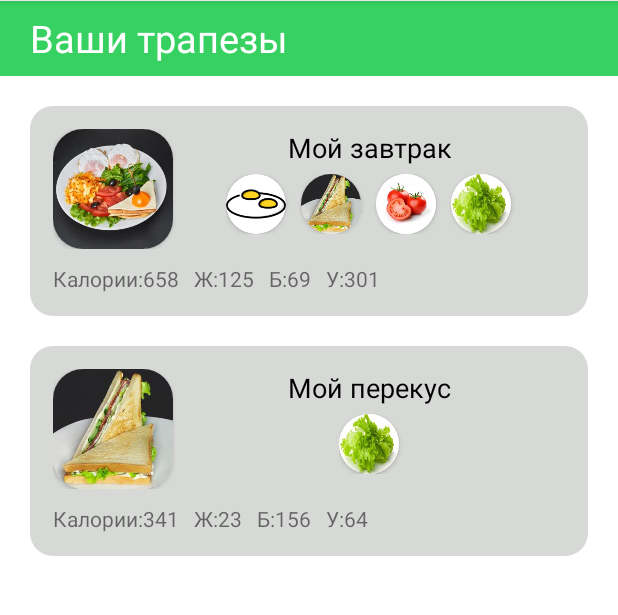
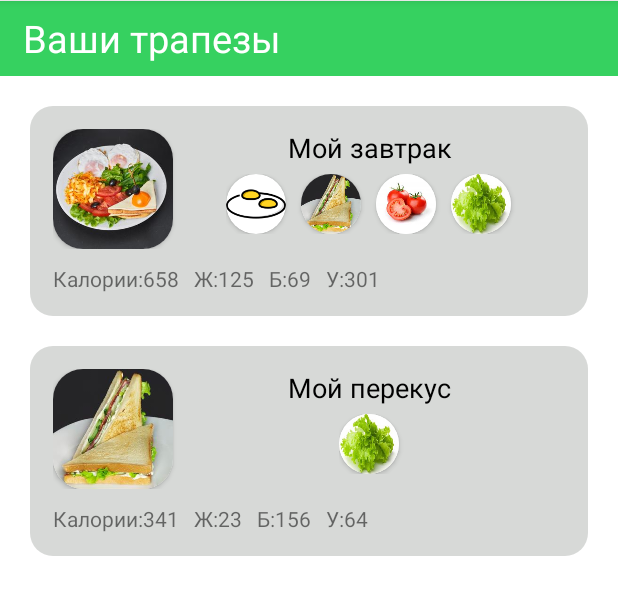
Before and after one commit to Ibarsuk/meal-builder, an Android app: the screen it shows after launch (MainActivity), on a phone screen of 412 x 824 dp, the part 84-699 px from its top. Run offline under Robolectric (Android 15) with nearby library versions, the phone set to English and light mode, and no system bars.

Commit message:
added dimensions resources

```diff
--- a/app/src/main/AndroidManifest.xml
+++ b/app/src/main/AndroidManifest.xml
@@ -13,8 +13,7 @@
         tools:targetApi="31">
         <activity
             android:name=".MealEdit"
-            android:exported="false" >
-        </activity>
+            android:exported="false" />
         <activity
             android:name=".MainActivity"
             android:exported="true">
--- a/app/src/main/res/layout/activity_main.xml
+++ b/app/src/main/res/layout/activity_main.xml
@@ -1,35 +1,44 @@
 <?xml version="1.0" encoding="utf-8"?>
-<androidx.constraintlayout.widget.ConstraintLayout xmlns:android="http://schemas.android.com/apk/res/android"
+<androidx.constraintlayout.widget.ConstraintLayout
+    xmlns:android="http://schemas.android.com/apk/res/android"
     xmlns:app="http://schemas.android.com/apk/res-auto"
     xmlns:tools="http://schemas.android.com/tools"
     android:layout_width="match_parent"
     android:layout_height="match_parent"
     tools:context=".MainActivity">
 
-    <TextView
-        android:id="@+id/textView"
+    <RelativeLayout
+        android:id="@+id/header"
         android:layout_width="match_parent"
-        android:layout_height="50dp"
-        android:background="@color/main"
-        android:gravity="center_vertical"
-        android:paddingStart="20dp"
-        android:text="@string/user_meals_title"
-        android:textColor="@color/white"
-        android:textSize="25sp"
         app:layout_constraintBottom_toBottomOf="parent"
         app:layout_constraintEnd_toEndOf="parent"
         app:layout_constraintHorizontal_bias="0.0"
         app:layout_constraintStart_toStartOf="parent"
         app:layout_constraintTop_toTopOf="parent"
         app:layout_constraintVertical_bias="0.001"
-        tools:ignore="RtlSymmetry" />
+        tools:ignore="RtlSymmetry"
+        android:background="@color/main"
+        android:layout_height="50dp"
+        android:paddingHorizontal="@dimen/big_margin">
+
+        <TextView
+            android:layout_height="wrap_content"
+            android:layout_centerVertical="true"
+            android:id="@+id/textView"
+            android:layout_alignParentStart="true"
+            android:layout_width="match_parent"
+            android:text="@string/user_meals_title"
+            android:textColor="@color/white"
+            android:textSize="25sp" />
+    </RelativeLayout>
+
 
     <ScrollView
         app:layout_constrainedHeight="true"
         android:layout_width="match_parent"
         android:layout_height="wrap_content"
         app:layout_constraintBottom_toTopOf="@+id/linearLayout"
-        app:layout_constraintTop_toBottomOf="@+id/textView"
+        app:layout_constraintTop_toBottomOf="@+id/header"
         app:layout_constraintVertical_bias="0.0"
         tools:layout_editor_absoluteX="0dp">
 
```
Also changed, not shown: app/src/main/res/values/dimens.xml (added, +10 -0 lines).
